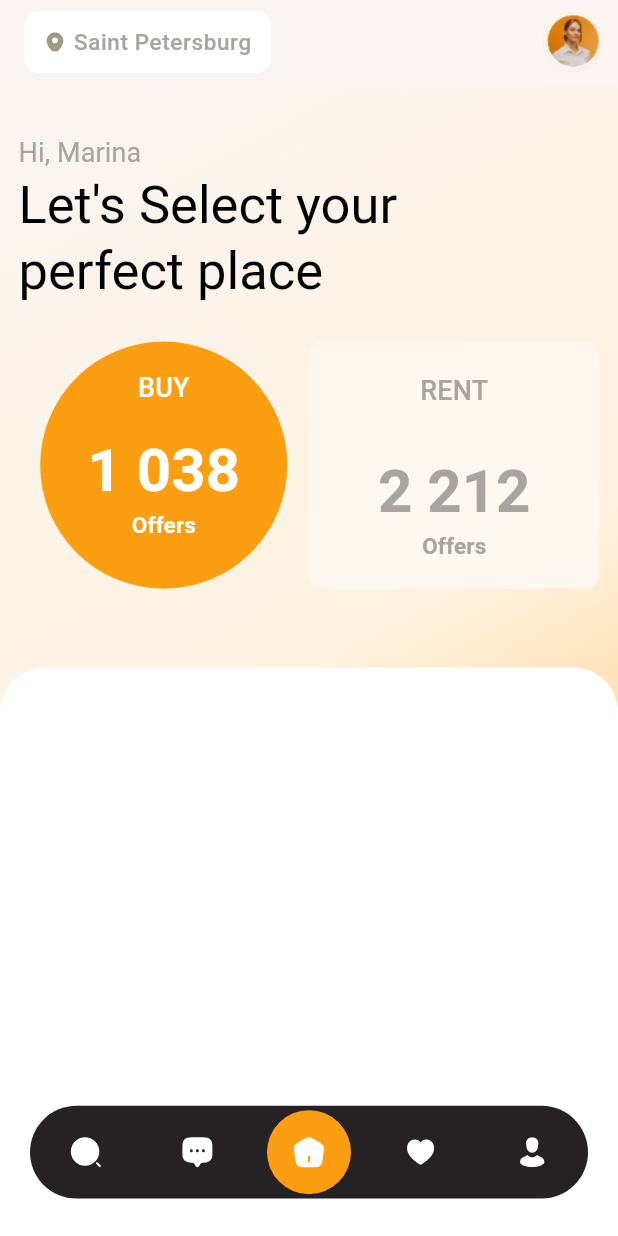
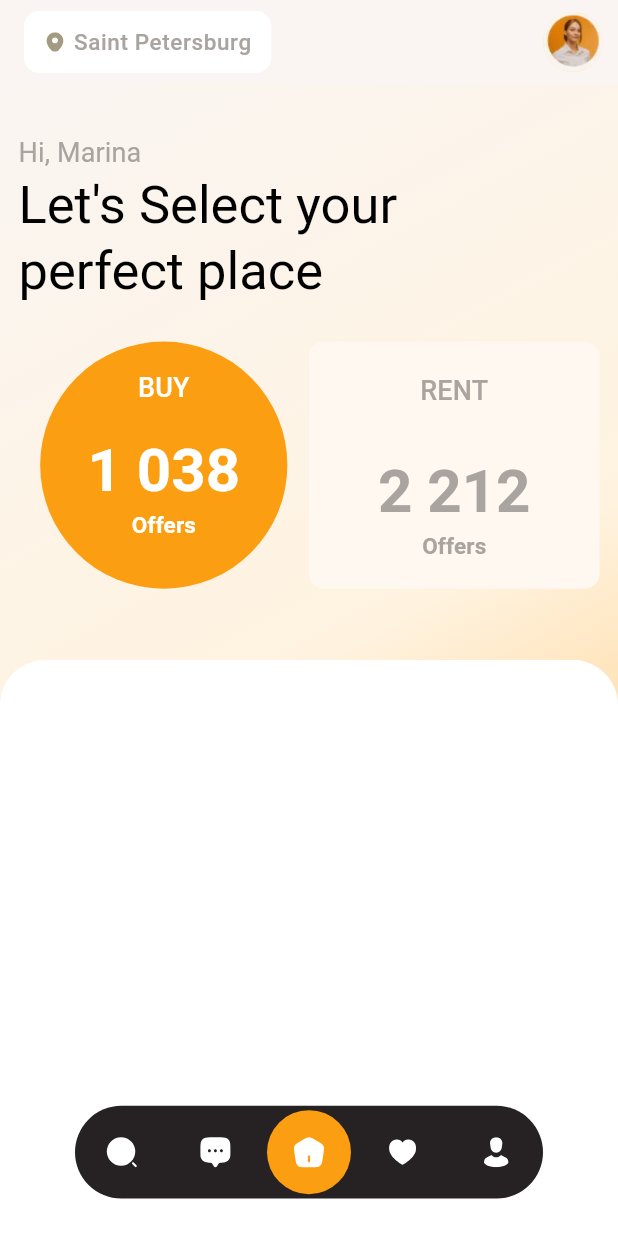
Before and after one commit to chiweliterem/Places, a Flutter app: the screen it shows after launch, on a phone screen of 412 x 824 dp. Run offline on Flutter 3.47's test engine with Material 3 defaults, Android fonts, the phone set to English and light mode, and no system bars; our stand-ins replace flutter_svg, google_fonts.

Commit message:
Refactored the code. Implemented the use of boxConstraints.

```diff
--- a/lib/reusable/custom_navigation_bar.dart
+++ b/lib/reusable/custom_navigation_bar.dart
@@ -24,7 +24,7 @@ class _CustomNavigationBarState extends State<CustomNavigationBar> {
     return Align(
       alignment: Alignment.bottomCenter,
       child: Container(
-        margin: EdgeInsets.symmetric(vertical: 25.0, horizontal: 20.0),
+        margin: EdgeInsets.symmetric(vertical: 25.0, horizontal: 50.0),
         width: MediaQuery.of(context).size.width,
         height: MediaQuery.of(context).size.height * 0.075,
         decoration: BoxDecoration(
--- a/lib/screens/home.dart
+++ b/lib/screens/home.dart
@@ -32,8 +32,8 @@ class _HomeState extends State<Home> {
       body: LayoutBuilder(
         builder: (context, boxConstraints) {
           return Container(
-            width: MediaQuery.of(context).size.width,
-            height: MediaQuery.of(context).size.height,
+            width: boxConstraints.maxWidth,
+            height: boxConstraints.maxHeight,
             decoration: BoxDecoration(
               gradient: LinearGradient(
                 begin: Alignment.topLeft,
@@ -54,8 +54,8 @@ class _HomeState extends State<Home> {
                 Align(
                   alignment: Alignment.bottomCenter,
                   child: Container(
-                    width: MediaQuery.of(context).size.width,
-                    height: MediaQuery.of(context).size.height * 0.46,
+                    width: boxConstraints.maxWidth,
+                    height: boxConstraints.maxHeight * 0.50,
                     decoration: BoxDecoration(
                       color: kWhite,
                       borderRadius: BorderRadius.only(
```
